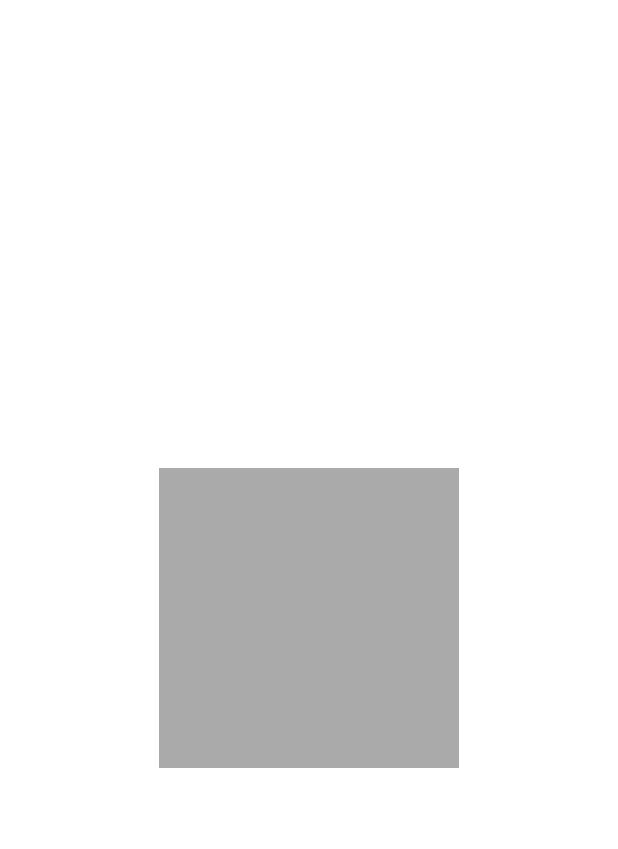
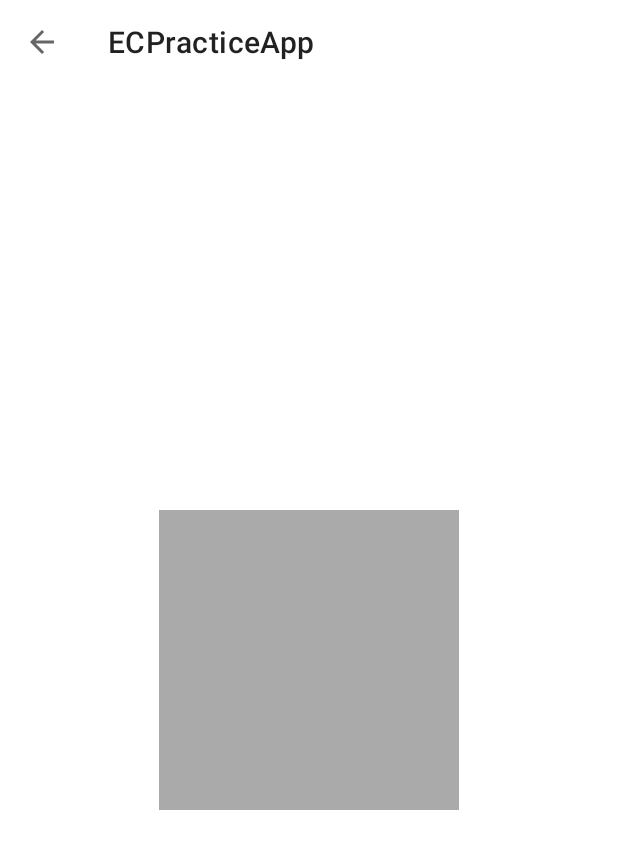
Before and after one commit to hl3hl3/ECPracticeApp, an Android app: the QRCodeInfoActivity screen opened directly, with no data from a screen before it, on a phone screen of 412 x 824 dp. Shown: the top 849 px of the screen. Run offline under Robolectric (Android 15) with nearby library versions, the phone set to English and light mode, and no system bars; our stand-ins replace data binding; libraries missing offline, so code that uses them is left out: org.chromium.net; pictures from the network do not load; 1 statement that could not run was skipped.

Commit message:
新增 首頁＆ qrcode 頁面 toolbar

```diff
--- a/app/src/main/java/com/hl3hl3/ecpracticeapp/ui/qrcodeinfo/QRCodeInfoActivity.kt
+++ b/app/src/main/java/com/hl3hl3/ecpracticeapp/ui/qrcodeinfo/QRCodeInfoActivity.kt
@@ -20,6 +20,17 @@ class QRCodeInfoActivity : BaseActivity() {
         binding.viewmodel = viewModel
         binding.lifecycleOwner = this
 
+        binding.toolbar.let {
+            setSupportActionBar(it)
+            supportActionBar?.apply {
+                setDisplayHomeAsUpEnabled(true)
+                setDisplayShowHomeEnabled(true)
+            }
+            it.setNavigationOnClickListener {
+                onBackPressed()
+            }
+        }
+
         viewModel.onStart(this)
 
     }
--- a/app/src/main/res/layout/qrcode_info_activity.xml
+++ b/app/src/main/res/layout/qrcode_info_activity.xml
@@ -7,6 +7,14 @@
         android:layout_width="match_parent"
         android:layout_height="match_parent">
 
+        <androidx.appcompat.widget.Toolbar
+            android:id="@+id/toolbar"
+            android:layout_width="0dp"
+            android:layout_height="?attr/actionBarSize"
+            app:layout_constraintLeft_toLeftOf="parent"
+            app:layout_constraintRight_toRightOf="parent"
+            app:layout_constraintTop_toTopOf="parent" />
+
         <ImageView
             android:id="@+id/ivQrcode"
             android:layout_width="200dp"
@@ -15,7 +23,7 @@
             app:layout_constraintBottom_toBottomOf="parent"
             app:layout_constraintLeft_toLeftOf="parent"
             app:layout_constraintRight_toRightOf="parent"
-            app:layout_constraintTop_toTopOf="parent"
+            app:layout_constraintTop_toBottomOf="@id/toolbar"
             app:qrcodeContent="@{viewmodel.data.qr_code}" />
 
         <TextView
```
Also changed, not shown: app/src/main/java/com/hl3hl3/ecpracticeapp/ui/home/HomeActivity.kt (+8 -0 lines), app/src/main/res/layout/home_activity.xml (+12 -1 lines).
